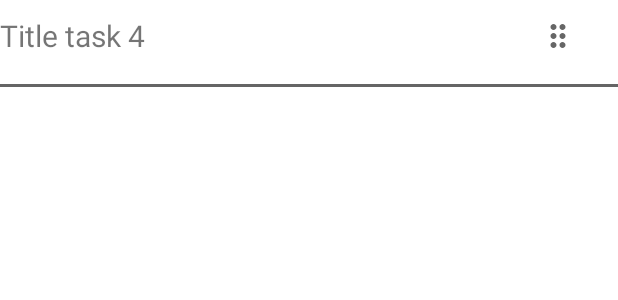
After one commit to LucasGinard/test-android-java, an Android app: the layout item_task.xml on its own in the app's theme, with its tools: preview values and no code run, on a phone screen of 412 x 824 dp. The commit adds this screen. Shown: the top 300 px of the screen. Run offline under Robolectric (Android 15) with nearby library versions, the phone set to English and light mode, and no system bars; network calls fail.

Commit message:
implement recycler tasks

```diff
--- a/app/src/main/java/py/com/sodep/sodeptestapp/network/ApiInterface.java
+++ b/app/src/main/java/py/com/sodep/sodeptestapp/network/ApiInterface.java
@@ -1,6 +1,8 @@
 package py.com.sodep.sodeptestapp.network;
 
+import java.util.ArrayList;
 import py.com.sodep.sodeptestapp.models.Account;
+import py.com.sodep.sodeptestapp.models.Tasks;
 import retrofit2.Call;
 import retrofit2.http.GET;
 
@@ -8,4 +10,7 @@ public interface ApiInterface {
 
     @GET("account")
     Call<Account> getListAcounts();
+
+    @GET("tasks")
+    Call<ArrayList<Tasks>> getListTasks();
 }
--- /dev/null
+++ b/app/src/main/res/drawable/icon_indicator.xml
@@ -0,0 +1,10 @@
+<vector xmlns:android="http://schemas.android.com/apk/res/android"
+    android:width="24dp"
+    android:height="24dp"
+    android:viewportWidth="24"
+    android:viewportHeight="24"
+    android:tint="?attr/colorControlNormal">
+  <path
+      android:fillColor="@android:color/white"
+      android:pathData="M11,18c0,1.1 -0.9,2 -2,2s-2,-0.9 -2,-2 0.9,-2 2,-2 2,0.9 2,2zM9,10c-1.1,0 -2,0.9 -2,2s0.9,2 2,2 2,-0.9 2,-2 -0.9,-2 -2,-2zM9,4c-1.1,0 -2,0.9 -2,2s0.9,2 2,2 2,-0.9 2,-2 -0.9,-2 -2,-2zM15,8c1.1,0 2,-0.9 2,-2s-0.9,-2 -2,-2 -2,0.9 -2,2 0.9,2 2,2zM15,10c-1.1,0 -2,0.9 -2,2s0.9,2 2,2 2,-0.9 2,-2 -0.9,-2 -2,-2zM15,16c-1.1,0 -2,0.9 -2,2s0.9,2 2,2 2,-0.9 2,-2 -0.9,-2 -2,-2z"/>
+</vector>
--- a/app/src/main/res/layout/fragment_first.xml
+++ b/app/src/main/res/layout/fragment_first.xml
@@ -4,7 +4,6 @@
     xmlns:tools="http://schemas.android.com/tools"
     android:layout_width="match_parent"
     android:layout_height="match_parent"
-    android:background="@color/white"
     tools:context=".view.FirstFragment">
 
     <TextView
@@ -13,7 +12,6 @@
         android:layout_height="wrap_content"
         android:layout_marginTop="16dp"
         android:text="@string/tvTitle"
-        android:textColor="@color/black"
         android:textSize="24sp"
         app:layout_constraintEnd_toEndOf="parent"
         app:layout_constraintStart_toStartOf="parent"
--- /dev/null
+++ b/app/src/main/res/layout/item_task.xml
@@ -0,0 +1,48 @@
+<?xml version="1.0" encoding="utf-8"?>
+<androidx.constraintlayout.widget.ConstraintLayout xmlns:android="http://schemas.android.com/apk/res/android"
+    xmlns:app="http://schemas.android.com/apk/res-auto"
+    xmlns:tools="http://schemas.android.com/tools"
+    android:layout_width="match_parent"
+    android:layout_height="wrap_content">
+
+    <LinearLayout
+        android:layout_width="match_parent"
+        android:layout_height="match_parent"
+        android:orientation="vertical">
+
+        <LinearLayout
+            android:layout_width="match_parent"
+            android:layout_height="match_parent"
+            android:gravity="center"
+            android:orientation="horizontal">
+
+            <TextView
+                android:id="@+id/tvTitle"
+                android:layout_width="match_parent"
+                android:layout_height="wrap_content"
+                android:layout_weight="1"
+                android:text="Title task 4"
+                android:textSize="20sp" />
+
+            <ImageButton
+                android:id="@+id/btnEdit"
+                android:layout_width="wrap_content"
+                android:layout_height="wrap_content"
+                android:layout_marginEnd="16dp"
+                android:background="@android:color/transparent"
+                android:contentDescription="@string/app_name"
+                android:minWidth="48dp"
+                android:minHeight="48dp"
+                app:srcCompat="@drawable/icon_indicator" />
+        </LinearLayout>
+
+        <View
+            android:id="@+id/view"
+            android:layout_width="wrap_content"
+            android:layout_height="2dp"
+            android:layout_marginTop="8dp"
+            android:background="#656565" />
+
+    </LinearLayout>
+
+</androidx.constraintlayout.widget.ConstraintLayout>
```
Also changed, not shown: app/src/main/java/py/com/sodep/sodeptestapp/adapter/TaskAdapter.java (added, +47 -0 lines), app/src/main/java/py/com/sodep/sodeptestapp/models/Tasks.java (added, +51 -0 lines), app/src/main/java/py/com/sodep/sodeptestapp/models/User.java (added, +15 -0 lines), app/src/main/java/py/com/sodep/sodeptestapp/view/FirstFragment.java (+6 -4 lines), app/src/main/java/py/com/sodep/sodeptestapp/view/SecondFragment.java (+51 -1 lines).
